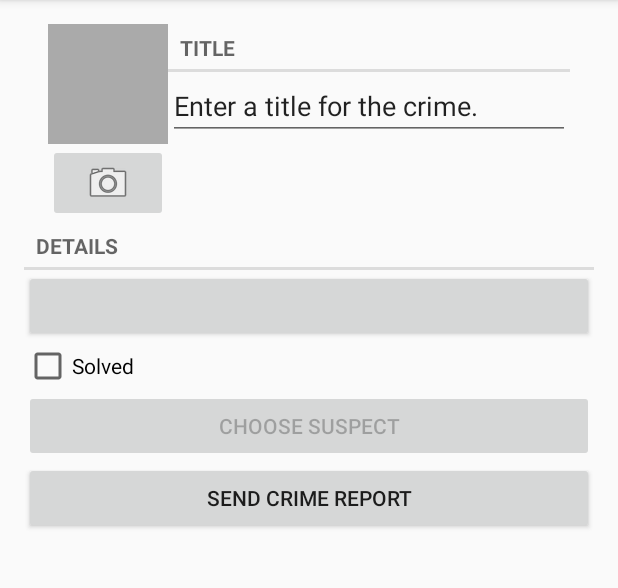
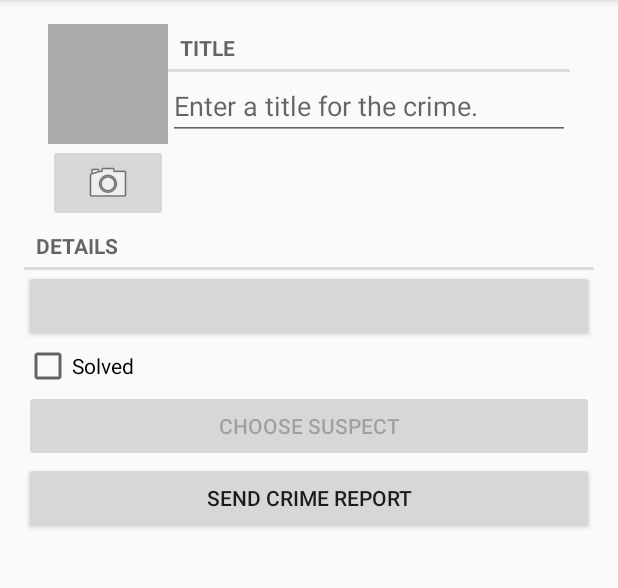
Before and after one commit to kevng2/CriminalIntent, an Android app: the fragment CrimeFragment placed in its activity, on a phone screen of 412 x 824 dp, the part 84-672 px from its top. Run offline under Robolectric (Android 15) with nearby library versions, the phone set to English and light mode, and no system bars; 9 statements that could not run were skipped.

Commit message:
created Spanish Criminal Intent, added Date support for different Locales

```diff
--- a/app/src/main/java/com/bignerdranch/android/criminalintent/CrimeFragment.java
+++ b/app/src/main/java/com/bignerdranch/android/criminalintent/CrimeFragment.java
@@ -1,6 +1,5 @@
 package com.bignerdranch.android.criminalintent;
 import android.app.Activity;
-import android.content.ClipData;
 import android.content.Context;
 import android.content.Intent;
 import android.content.pm.PackageManager;
@@ -8,10 +7,10 @@ import android.content.pm.ResolveInfo;
 import android.database.Cursor;
 import android.graphics.Bitmap;
 import android.net.Uri;
+import android.os.Build;
 import android.os.Bundle;
 import android.provider.ContactsContract;
 import android.provider.MediaStore;
-import android.telecom.Call;
 import android.text.Editable;
 import android.text.TextWatcher;
 import android.text.format.DateFormat;
@@ -25,14 +24,9 @@ import android.widget.CompoundButton;
 import android.widget.EditText;
 import android.widget.ImageButton;
 import android.widget.ImageView;
-
-import androidx.annotation.NonNull;
 import androidx.annotation.Nullable;
 import androidx.core.content.FileProvider;
 import androidx.fragment.app.Fragment;
-import androidx.recyclerview.widget.ItemTouchHelper;
-import androidx.recyclerview.widget.RecyclerView;
-
 import java.io.File;
 import java.util.Date;
 import java.util.List;
@@ -107,6 +101,7 @@ public class CrimeFragment extends Fragment {
                              Bundle savedInstanceState) {
         View v = inflater.inflate(R.layout.fragment_crime, container, false);
         mTitleField = v.findViewById(R.id.crime_title);
+
         mTitleField.setText(mCrime.getTitle());
 
         // wires up the EditText widget
@@ -265,7 +260,15 @@ public class CrimeFragment extends Fragment {
     }
 
     public void updateDate() {
-        mDateButton.setText(mCrime.getDate().toString());
+        android.icu.text.DateFormat dateFormat;
+        if (Build.VERSION.SDK_INT >= Build.VERSION_CODES.N) {
+            dateFormat = android.icu.text.DateFormat.getDateInstance(android.icu.text.DateFormat.FULL);
+            String date = dateFormat.format(mCrime.getDate());
+            mDateButton.setText(date);
+        }
+        else {
+            mDateButton.setText(mCrime.getDate().toString());
+        }
     }
 
     private String getCrimeReport() {
--- a/app/src/main/java/com/bignerdranch/android/criminalintent/CrimeListFragment.java
+++ b/app/src/main/java/com/bignerdranch/android/criminalintent/CrimeListFragment.java
@@ -1,7 +1,6 @@
 package com.bignerdranch.android.criminalintent;
 
 import android.content.Context;
-import android.content.Intent;
 import android.os.Bundle;
 import android.util.Log;
 import android.view.LayoutInflater;
@@ -15,7 +14,6 @@ import android.widget.TextView;
 import androidx.annotation.NonNull;
 import androidx.appcompat.app.AppCompatActivity;
 import androidx.fragment.app.Fragment;
-import androidx.recyclerview.widget.ItemTouchHelper;
 import androidx.recyclerview.widget.LinearLayoutManager;
 import androidx.recyclerview.widget.RecyclerView;
 
--- a/app/src/main/res/layout/fragment_crime.xml
+++ b/app/src/main/res/layout/fragment_crime.xml
@@ -41,7 +41,7 @@
                 android:id="@+id/crime_title"
                 android:layout_width="match_parent"
                 android:layout_height="wrap_content"
-                android:text="@string/crime_title_hint"/>
+                android:hint="@string/crime_title_hint"/>
         </LinearLayout>
     </LinearLayout>
     <TextView
--- /dev/null
+++ b/app/src/main/res/values-es-w600dp/strings.xml
@@ -0,0 +1,5 @@
+<?xml version="1.0" encoding="utf-8"?>
+<resources>
+    <string name="crime_title_hint">Introduzca un título significativo y
+        memorable para el crimen.</string>
+</resources>
--- /dev/null
+++ b/app/src/main/res/values-w600dp/strings.xml
@@ -0,0 +1,4 @@
+<?xml version="1.0" encoding="utf-8"?>
+<resources>
+    <string name="crime_title_hint">Enter a meaningful, memorable title for the crime.</string>
+</resources>
```
Also changed, not shown: 1 other file.
